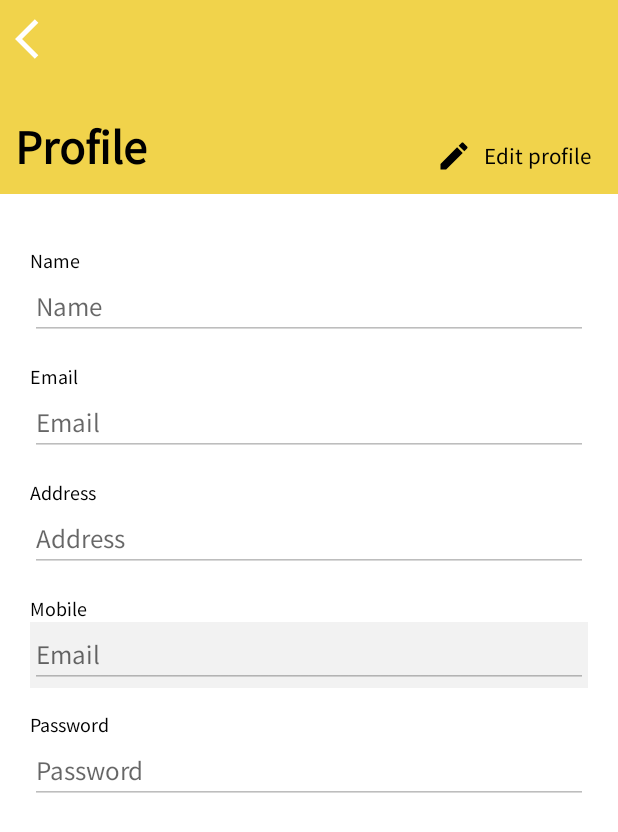
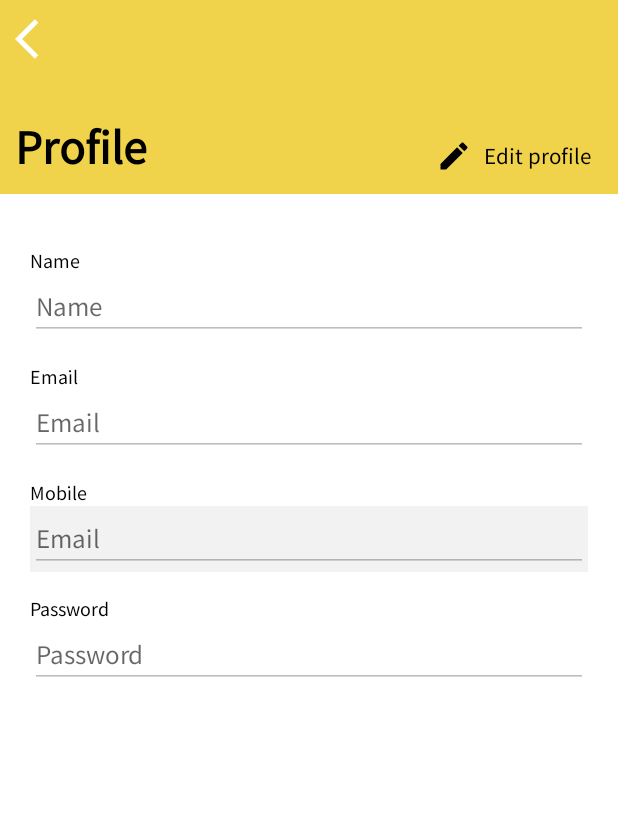
Before and after one commit to ebinumer/TaxiBooking, an Android app: the ProfileActivity screen opened directly, with no data from a screen before it, on a phone screen of 412 x 824 dp. Shown: the top 832 px of the screen. Run offline under Robolectric (Android 15) with nearby library versions, the phone set to English and light mode, and no system bars; our stand-ins replace Firebase (no records; nobody signed in at launch, a user with empty details on screens opened directly).

Commit message:
ui_update

```diff
--- a/app/src/main/java/com/example/taxibooking/ui/driver/TripListActivity.java
+++ b/app/src/main/java/com/example/taxibooking/ui/driver/TripListActivity.java
@@ -177,6 +177,7 @@ public class TripListActivity extends BaseActivity implements OnItemClickListene
 
     private void getTrips() {
         showLoading(this);
+        binding.ivNoTrip.setVisibility(View.GONE);
         if (NetworkManager.isNetworkAvailable(TripListActivity.this)) {
             if (SystemClock.elapsedRealtime() - mLastClickTime < 1000) {
             }
@@ -213,9 +214,11 @@ public class TripListActivity extends BaseActivity implements OnItemClickListene
                                 hideLoading();
                                 if (tripList.size() > 0) {
                                     binding.rvTrips.setVisibility(View.VISIBLE);
+                                    binding.ivNoTrip.setVisibility(View.GONE);
                                     adapter.notifyDataSetChanged();
                                 } else {
                                     binding.rvTrips.setVisibility(View.GONE);
+                                    binding.ivNoTrip.setVisibility(View.VISIBLE);
                                     showToast(TripListActivity.this, getString(R.string.no_order));
                                 }
                             }
--- a/app/src/main/java/com/example/taxibooking/ui/profile/ProfileActivity.java
+++ b/app/src/main/java/com/example/taxibooking/ui/profile/ProfileActivity.java
@@ -55,7 +55,6 @@ public class ProfileActivity extends BaseActivity {
                                         binding.editEmail.setText(documentSnapshot.get("email").toString());
                                         binding.textMobile.setText(documentSnapshot.get("mobile").toString());
                                         binding.tvPassword.setText(documentSnapshot.get("password").toString());
-                                        binding.editAddress.setText(documentSnapshot.get("address").toString());
                                     }
                                 }
                             }
@@ -115,7 +114,6 @@ public class ProfileActivity extends BaseActivity {
             user.put("email", binding.editEmail.getText().toString());
             user.put("password", binding.tvPassword.getText().toString());
             user.put("mobile", binding.textMobile.getText().toString());
-            user.put("address", binding.editAddress.getText().toString());
 
             FirebaseFirestore fireStoreInstance = getFireStoreInstance();
             fireStoreInstance.collection("User")
@@ -147,14 +145,12 @@ public class ProfileActivity extends BaseActivity {
         makeEditable(binding.editEmail);
         makeEditable(binding.textMobile);
         makeEditable(binding.tvPassword);
-        makeEditable(binding.editAddress);
         binding.buttonUpdate.setVisibility(View.VISIBLE);
     }
 
     private void makeNotEditable() {
         makeNonEditable(binding.editName);
         makeNonEditable(binding.editEmail);
-        makeNonEditable(binding.editAddress);
         makeNonEditable(binding.textMobile);
         makeNonEditable(binding.tvPassword);
         binding.buttonUpdate.setVisibility(View.GONE);
--- a/app/src/main/res/layout/activity_profile.xml
+++ b/app/src/main/res/layout/activity_profile.xml
@@ -132,25 +132,6 @@
                     android:layout_gravity="top"
                     android:layout_marginTop="16dp"
                     android:gravity="center|start"
-                    android:text="Address"
-                    android:textColor="@color/black"
-                    android:textSize="13sp" />
-
-                <com.google.android.material.textfield.TextInputEditText
-                    android:id="@+id/edit_address"
-                    android:layout_width="match_parent"
-                    android:layout_height="wrap_content"
-                    android:clickable="false"
-                    android:enabled="false"
-                    android:hint="Address"
-                    tools:text="asample@house" />
-
-                <TextView
-                    android:layout_width="match_parent"
-                    android:layout_height="wrap_content"
-                    android:layout_gravity="top"
-                    android:layout_marginTop="16dp"
-                    android:gravity="center|start"
                     android:text="Mobile"
                     android:textColor="@color/black"
                     android:textSize="13sp" />
--- a/app/src/main/res/layout/driver_details_dialog.xml
+++ b/app/src/main/res/layout/driver_details_dialog.xml
@@ -19,7 +19,7 @@
             android:layout_width="70dp"
             android:layout_height="70dp"
             android:padding="8dp"
-            android:src="@drawable/app_main"
+            android:src="@drawable/driver"
             app:layout_constraintStart_toStartOf="parent"
             app:layout_constraintTop_toTopOf="parent"
             app:shapeAppearanceOverlay="@style/ShapeAppearanceOverlay.App.CornerSize50Percent" />
```
Also changed, not shown: app/src/main/java/com/example/taxibooking/ui/auth/LoginActivity.java (+4 -5 lines), app/src/main/java/com/example/taxibooking/ui/trip/TripCompleteActivity.java (+37 -1 lines), app/src/main/res/layout/activity_trip_list.xml (+12 -0 lines), app/src/main/res/drawable/driver.png (added), app/src/main/res/drawable/no_order.jpg (added).
